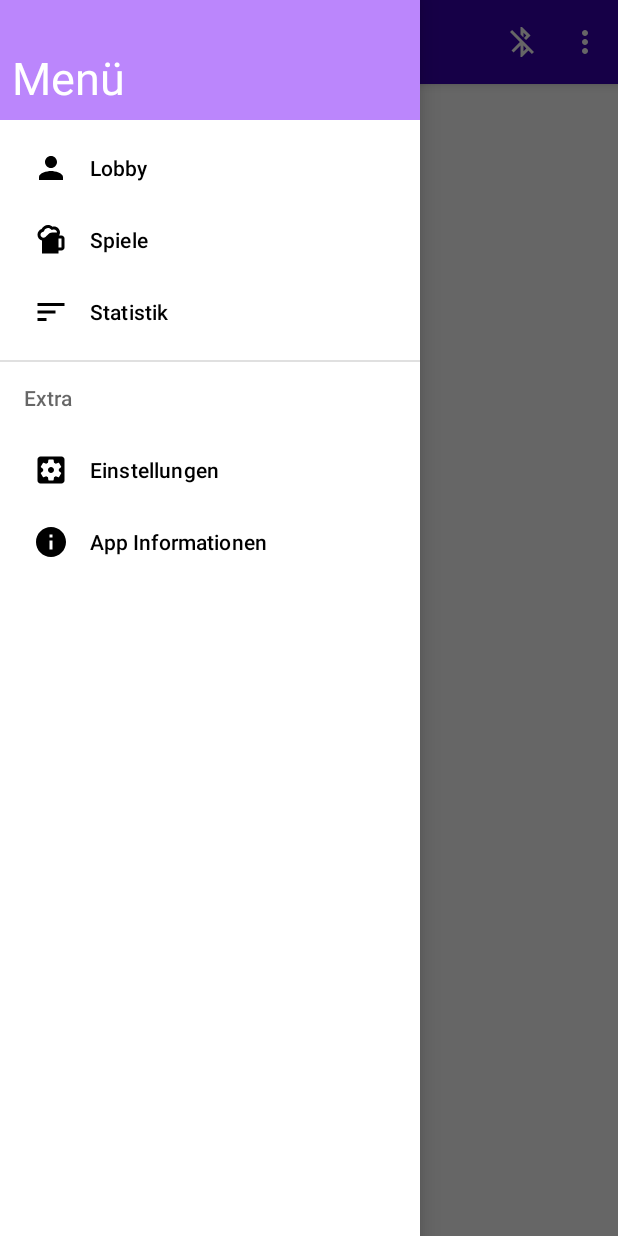
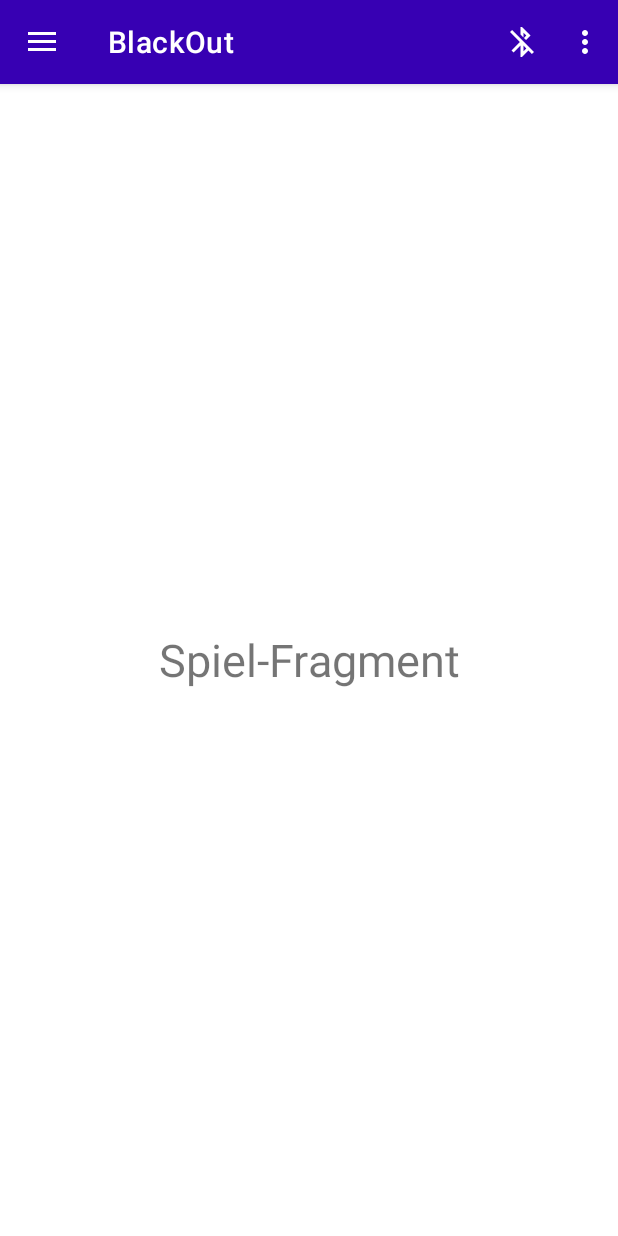
Before and after one commit to olisonsturm/blackout, an Android app: the screen it shows after launch (LobbyActivity), in the side drawer, after a tap on "Spiele", on a phone screen of 412 x 824 dp. Run offline under Robolectric (Android 15) with nearby library versions, the phone set to English and light mode, and no system bars.

Commit message:
Fragments und Activities für die einzelnen Items im Navigationdrawer funktionuckelt sogar

```diff
--- /dev/null
+++ b/app/src/main/java/me/olisonsturm/blackout/LobbyFragment.java
@@ -0,0 +1,19 @@
+package me.olisonsturm.blackout;
+
+import android.os.Bundle;
+import android.view.LayoutInflater;
+import android.view.View;
+import android.view.ViewGroup;
+
+import androidx.annotation.Nullable;
+import androidx.fragment.app.Fragment;
+
+public class LobbyFragment extends Fragment {
+
+    @Nullable
+    @Override
+    public View onCreateView(LayoutInflater inflater, @Nullable ViewGroup container, @Nullable Bundle savedInstance){
+        return inflater.inflate(R.layout.fragment_lobby, container, false);
+    }
+
+}
--- /dev/null
+++ b/app/src/main/java/me/olisonsturm/blackout/SpieleFragment.java
@@ -0,0 +1,19 @@
+package me.olisonsturm.blackout;
+
+import android.os.Bundle;
+import android.view.LayoutInflater;
+import android.view.View;
+import android.view.ViewGroup;
+
+import androidx.annotation.Nullable;
+import androidx.fragment.app.Fragment;
+
+public class SpieleFragment extends Fragment {
+
+    @Nullable
+    @Override
+    public View onCreateView(LayoutInflater inflater, @Nullable ViewGroup container, @Nullable Bundle savedInstance){
+        return inflater.inflate(R.layout.fragment_spiele, container, false);
+    }
+
+}
--- a/app/src/main/java/me/olisonsturm/blackout/view/LobbyActivity.java
+++ b/app/src/main/java/me/olisonsturm/blackout/view/LobbyActivity.java
@@ -1,5 +1,6 @@
 package me.olisonsturm.blackout.view;
 
+import androidx.annotation.NonNull;
 import androidx.appcompat.app.ActionBarDrawerToggle;
 import androidx.appcompat.app.AppCompatActivity;
 import androidx.appcompat.widget.Toolbar;
@@ -7,12 +8,21 @@ import androidx.core.view.GravityCompat;
 import androidx.drawerlayout.widget.DrawerLayout;
 
 import android.os.Bundle;
+import android.view.MenuItem;
+import android.widget.Toast;
 
+import com.google.android.material.navigation.NavigationView;
+
+import me.olisonsturm.blackout.LobbyFragment;
 import me.olisonsturm.blackout.R;
+import me.olisonsturm.blackout.SettingsFragment;
+import me.olisonsturm.blackout.SpieleFragment;
+import me.olisonsturm.blackout.StatisticsFragment;
 
-public class LobbyActivity extends AppCompatActivity {
+public class LobbyActivity extends AppCompatActivity implements NavigationView.OnNavigationItemSelectedListener {
     private DrawerLayout drawer;
-            Toolbar toolbar;
+    Toolbar toolbar;
+    NavigationView navigationView;
 
     @Override
     protected void onCreate(Bundle savedInstanceState) {
@@ -21,22 +31,60 @@ public class LobbyActivity extends AppCompatActivity {
 
         drawer = findViewById(R.id.drawer_layout);
         toolbar = findViewById(R.id.myToolbar);
+        navigationView = findViewById(R.id.nav_view);
+
+        navigationView.setNavigationItemSelectedListener(this);
+
 
         ActionBarDrawerToggle toggle = new ActionBarDrawerToggle(this, drawer, toolbar, R.string.navigation_drawer_open, R.string.navigation_drawer_close);
         drawer.addDrawerListener(toggle);
         toggle.syncState();
 
+        if (savedInstanceState == null) {
+            getSupportFragmentManager().beginTransaction().replace(R.id.fragment_container, new LobbyFragment()).commit();
+            navigationView.setCheckedItem(R.id.nav_lobby);
+        }
+
     }
 
     @Override
-    public void onBackPressed(){
-        if(drawer.isDrawerOpen(GravityCompat.START)){
+    public boolean onNavigationItemSelected(@NonNull MenuItem item) {
+        switch (item.getItemId()) {
+            case R.id.nav_lobby:
+                getSupportFragmentManager().beginTransaction().replace(R.id.fragment_container, new LobbyFragment()).commit();
+                break;
+
+            case R.id.nav_games:
+                getSupportFragmentManager().beginTransaction().replace(R.id.fragment_container, new SpieleFragment()).commit();
+                break;
+
+            case R.id.nav_statistics:
+                getSupportFragmentManager().beginTransaction().replace(R.id.fragment_container, new StatisticsFragment()).commit();
+                break;
+
+            case R.id.nav_settings:
+                getSupportFragmentManager().beginTransaction().replace(R.id.fragment_container, new SettingsFragment()).commit();
+                break;
+
+            case R.id.nav_appinfo:
+                Toast.makeText(this, "Daten über die App", Toast.LENGTH_SHORT).show();
+                break;
+
+
+        }
+
+        drawer.closeDrawer(GravityCompat.START);
+        return true;
+    }
+
+    @Override
+    public void onBackPressed() {
+        if (drawer.isDrawerOpen(GravityCompat.START)) {
             drawer.closeDrawer(GravityCompat.START);
-        }else {
+        } else {
             super.onBackPressed();
         }
     }
 
 
-
 }
--- /dev/null
+++ b/app/src/main/res/layout/fragment_spiele.xml
@@ -0,0 +1,13 @@
+<?xml version="1.0" encoding="utf-8"?>
+<androidx.constraintlayout.widget.ConstraintLayout xmlns:android="http://schemas.android.com/apk/res/android"
+    android:layout_width="match_parent"
+    android:layout_height="match_parent">
+
+        <TextView
+            android:layout_width="match_parent"
+            android:layout_height="match_parent"
+            android:gravity="center"
+            android:textSize="30dp"
+            android:text="Spiel-Fragment"/>
+
+</androidx.constraintlayout.widget.ConstraintLayout>
```
Also changed, not shown: app/src/main/java/me/olisonsturm/blackout/AboutFragment.java (added, +19 -0 lines), app/src/main/java/me/olisonsturm/blackout/SettingsFragment.java (added, +19 -0 lines), app/src/main/java/me/olisonsturm/blackout/StatisticsFragment.java (added, +19 -0 lines), app/src/main/res/layout/fragment_about.xml (added, +13 -0 lines), app/src/main/res/layout/fragment_lobby.xml (added, +13 -0 lines), app/src/main/res/layout/fragment_settings.xml (added, +13 -0 lines), app/src/main/res/layout/fragment_statistics.xml (added, +13 -0 lines).
